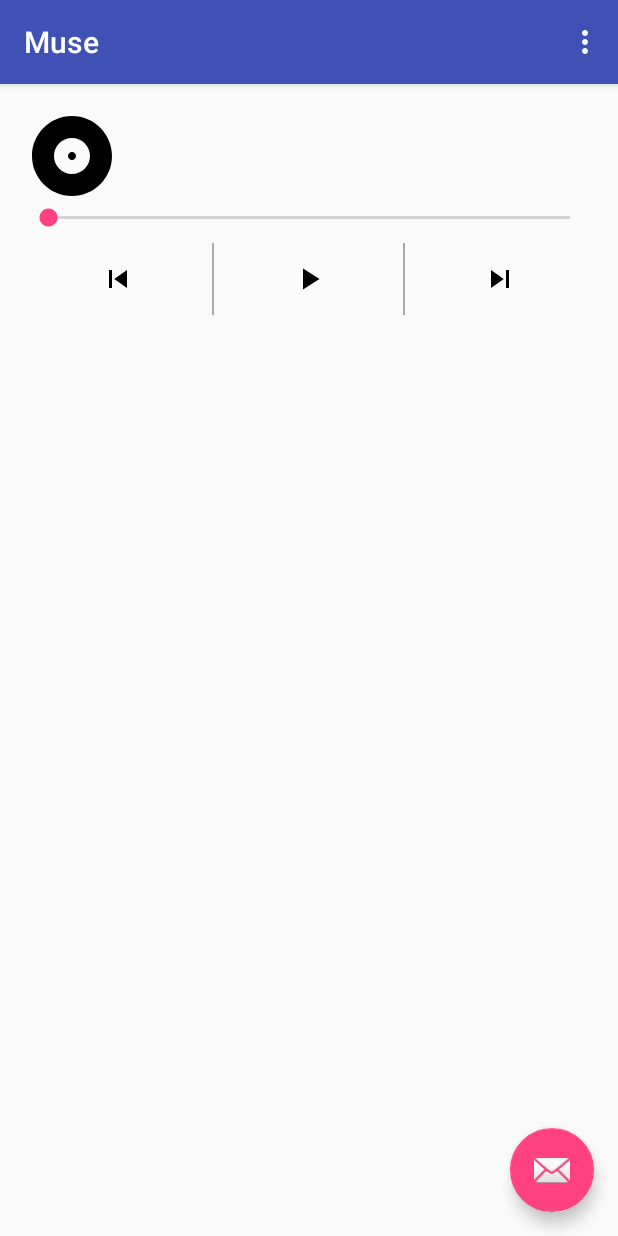
After one commit to allanpichardo/Simplay, an Android app: the fragment MediaControlFragment placed in its activity, on a phone screen of 412 x 824 dp. The commit adds this screen. Run offline under Robolectric (Android 15) with nearby library versions, the phone set to English and light mode, and no system bars; our stand-ins replace Picasso; pictures from the network do not load; 6 statements that could not run were skipped.

Commit message:
started implementation of media control fragment

```diff
--- a/app/src/main/java/com/mylovemhz/muse/MainActivity.java
+++ b/app/src/main/java/com/mylovemhz/muse/MainActivity.java
@@ -9,9 +9,12 @@ import android.graphics.Bitmap;
 import android.graphics.BitmapFactory;
 import android.os.Bundle;
 import android.os.IBinder;
+import android.os.RemoteException;
 import android.support.design.widget.FloatingActionButton;
 import android.support.design.widget.Snackbar;
 import android.support.v4.app.ActivityCompat;
+import android.support.v4.app.FragmentManager;
+import android.support.v4.app.FragmentTransaction;
 import android.support.v7.app.AlertDialog;
 import android.support.v7.app.AppCompatActivity;
 import android.support.v7.widget.Toolbar;
@@ -20,12 +23,14 @@ import android.view.View;
 import android.view.Menu;
 import android.view.MenuItem;
 
+import com.mylovemhz.simplay.MediaControlFragment;
 import com.mylovemhz.simplay.MusicService;
 import com.mylovemhz.simplay.Track;
 
 import java.io.IOException;
 
-public class MainActivity extends AppCompatActivity implements MusicService.PermissionCallbacks{
+public class MainActivity extends AppCompatActivity implements
+        MusicService.PermissionCallbacks, MediaControlFragment.Callbacks{
 
     private MusicService musicService;
     private boolean isBound = false;
@@ -36,6 +41,8 @@ public class MainActivity extends AppCompatActivity implements MusicService.Perm
             musicService = ((MusicService.LocalBinder)service).getService();
             musicService.setPermissonCallback(MainActivity.this);
             musicService.setSmallIconResource(android.R.drawable.ic_media_play);
+
+            initControls();
 
             isBound = true;
         }
@@ -95,6 +102,13 @@ public class MainActivity extends AppCompatActivity implements MusicService.Perm
                 }
             }
         });
+    }
+
+    private void initControls(){
+        FragmentManager fragmentManager = getSupportFragmentManager();
+        FragmentTransaction transaction = fragmentManager.beginTransaction();
+        transaction.replace(R.id.playerLayout,MediaControlFragment.newInstance(musicService.getMediaSessionToken()));
+        transaction.commit();
     }
 
     @Override
--- a/app/src/main/res/layout/content_main.xml
+++ b/app/src/main/res/layout/content_main.xml
@@ -12,8 +12,8 @@
     tools:context="com.mylovemhz.muse.MainActivity"
     tools:showIn="@layout/activity_main">
 
-    <TextView
-        android:layout_width="wrap_content"
-        android:layout_height="wrap_content"
-        android:text="Hello World!" />
+    <FrameLayout
+        android:id="@+id/playerLayout"
+        android:layout_width="match_parent"
+        android:layout_height="match_parent"></FrameLayout>
 </RelativeLayout>
--- a/simplay/build.gradle
+++ b/simplay/build.gradle
@@ -23,4 +23,5 @@ dependencies {
     testCompile 'junit:junit:4.12'
     compile 'com.android.support:support-v4:23.1.1'
     compile 'com.android.support:appcompat-v7:23.1.1'
+    compile 'com.squareup.picasso:picasso:2.5.2'
 }
--- /dev/null
+++ b/simplay/src/main/java/com/mylovemhz/simplay/MediaControlFragment.java
@@ -0,0 +1,216 @@
+package com.mylovemhz.simplay;
+
+import android.content.Context;
+import android.os.Bundle;
+import android.os.RemoteException;
+import android.support.annotation.NonNull;
+import android.support.v4.app.Fragment;
+import android.support.v4.media.MediaMetadataCompat;
+import android.support.v4.media.session.MediaControllerCompat;
+import android.support.v4.media.session.MediaSessionCompat;
+import android.support.v4.media.session.PlaybackStateCompat;
+import android.util.Log;
+import android.view.LayoutInflater;
+import android.view.View;
+import android.view.ViewGroup;
+import android.widget.ImageButton;
+import android.widget.ImageView;
+import android.widget.SeekBar;
+import android.widget.TextView;
+import android.widget.Toast;
+
+import com.squareup.picasso.Picasso;
+
+
+public class MediaControlFragment extends Fragment{
+
+    private static final String TAG = "MediaControlFragment";
+
+    private ImageButton playPauseButton;
+    private ImageButton previousButton;
+    private ImageButton nextButton;
+    private TextView artistText;
+    private TextView titleText;
+    private ImageView albumImage;
+    private SeekBar seekBar;
+    private String artUrl;
+    private Callbacks callbacks;
+    private MediaControllerCompat mediaController;
+    private MediaSessionCompat.Token token;
+
+    private int playDrawableResource;
+    private int pauseDrawableResource;
+    private int nextDrawable;
+    private int previousDrawable;
+
+    // Receive callbacks from the MediaController. Here we update our state such as which queue
+    // is being shown, the current title and description and the PlaybackState.
+    private final MediaControllerCompat.Callback mediaControllerCallback = new MediaControllerCompat.Callback() {
+        @Override
+        public void onPlaybackStateChanged(@NonNull PlaybackStateCompat state) {
+            Log.d(TAG, "Received playback state change to state " + state.getState());
+            MediaControlFragment.this.onPlaybackStateChanged(state);
+        }
+
+        @Override
+        public void onMetadataChanged(MediaMetadataCompat metadata) {
+            if (metadata == null) {
+                return;
+            }
+            Log.d(TAG, "Received metadata state change to mediaId=" +
+                    metadata.getDescription().getMediaId() +
+                    " song=" + metadata.getDescription().getTitle());
+            MediaControlFragment.this.onMetadataChanged(metadata);
+        }
+    };
+
+
+    public MediaControlFragment() {
+        // Required empty public constructor
+    }
+
+    public static MediaControlFragment newInstance(MediaSessionCompat.Token token,
+                                                   int playDrawableResource,
+                                                   int pauseDrawableResource,
+                                                   int nextDrawable,
+                                                   int previousDrawable){
+        MediaControlFragment instance = new MediaControlFragment();
+        instance.playDrawableResource = playDrawableResource;
+        instance.pauseDrawableResource = pauseDrawableResource;
+        instance.nextDrawable = nextDrawable;
+        instance.previousDrawable = previousDrawable;
+        instance.token = token;
+        return instance;
+    }
+
+    public static MediaControlFragment newInstance(MediaSessionCompat.Token token){
+        return MediaControlFragment.newInstance(token, R.drawable.ic_play, R.drawable.ic_pause,
+                R.drawable.ic_next, R.drawable.ic_previous);
+    }
+
+    @Override
+    public View onCreateView(LayoutInflater inflater, ViewGroup container,
+                             Bundle savedInstanceState) {
+        return inflater.inflate(R.layout.fragment_media_control, container, false);
+    }
+
+    @Override
+    public void onViewCreated(View view, Bundle savedInstanceState) {
+        super.onViewCreated(view, savedInstanceState);
+
+        albumImage = (ImageView)view.findViewById(R.id.albumImage);
+        artistText = (TextView)view.findViewById(R.id.artistText);
+        nextButton = (ImageButton)view.findViewById(R.id.nextButton);
+        playPauseButton = (ImageButton)view.findViewById(R.id.playPauseButton);
+        previousButton = (ImageButton)view.findViewById(R.id.previousButton);
+        seekBar = (SeekBar)view.findViewById(R.id.seekBar);
+        titleText = (TextView)view.findViewById(R.id.titleText);
+        try {
+            mediaController = new MediaControllerCompat(getContext(),token);
+            mediaController.registerCallback(mediaControllerCallback);
+        } catch (RemoteException e) {
+            Log.e(TAG,e.getMessage());
+        }
+
+        initViews(savedInstanceState);
+    }
+
+    private void initViews(Bundle savedInstanceState){
+        nextButton.setImageResource(R.drawable.ic_next);
+        playPauseButton.setImageResource(R.drawable.ic_play);
+        previousButton.setImageResource(R.drawable.ic_previous);
+        if(savedInstanceState != null){
+            //TODO restore view states
+        }
+    }
+
+    @Override
+    public void onAttach(Context context) {
+        super.onAttach(context);
+        if (context instanceof Callbacks) {
+            callbacks = (Callbacks) context;
+        } else {
+            throw new RuntimeException(context.toString()
+                    + " must implement Callbacks");
+        }
+    }
+
+    @Override
+    public void onDetach() {
+        super.onDetach();
+        callbacks = null;
+    }
+
+    private void onMetadataChanged(MediaMetadataCompat metadata) {
+        Log.d(TAG, "onMetadataChanged ");
+        if (getActivity() == null) {
+            Log.w(TAG, "onMetadataChanged called when getActivity null," +
+                    "this should not happen if the callback was properly unregistered. Ignoring.");
+            return;
+        }
+        if (metadata == null) {
+            return;
+        }
+
+        artistText.setText(metadata.getDescription().getTitle());
+        titleText.setText(metadata.getDescription().getSubtitle());
+        String artUrl = "";
+        if (metadata.getDescription().getIconUri() != null) {
+            artUrl = metadata.getDescription().getIconUri().toString();
+        }
+        if (!artUrl.equals(this.artUrl)) {
+            this.artUrl = artUrl;
+            try {
+                Picasso.with(getContext().getApplicationContext())
+                        .load(this.artUrl)
+                        .into(albumImage);
+            }catch(IllegalArgumentException e){
+                //no artwork
+                albumImage.setImageResource(R.drawable.ic_album);
+            }
+        }
+    }
+
+    private void onPlaybackStateChanged(PlaybackStateCompat state) {
+        Log.d(TAG, "onPlaybackStateChanged ");
+        if (getActivity() == null) {
+            Log.w(TAG, "onPlaybackStateChanged called when getActivity null," +
+                    "this should not happen if the callback was properly unregistered. Ignoring.");
+            return;
+        }
+        if (state == null) {
+            return;
+        }
+        boolean enablePlay = false;
+        switch (state.getState()) {
+            case PlaybackStateCompat.STATE_PAUSED:
+            case PlaybackStateCompat.STATE_STOPPED:
+                enablePlay = true;
+                break;
+            case PlaybackStateCompat.STATE_ERROR:
+                Log.e(TAG, "error playbackstate: " + state.getErrorMessage());
+                Toast.makeText(getActivity(), state.getErrorMessage(), Toast.LENGTH_LONG).show();
+                break;
+        }
+
+        if (enablePlay) {
+            playPauseButton.setImageResource(playDrawableResource);
+        } else {
+            playPauseButton.setImageResource(pauseDrawableResource);
+        }
+
+        MediaControllerCompat controller = getActivity().getSupportMediaController();
+//        String extraInfo = null;
+//        if (controller != null && controller.getExtras() != null) {
+//            String castName = controller.getExtras().getString(MusicService.EXTRA_CONNECTED_CAST);
+//            if (castName != null) {
+//                extraInfo = getResources().getString(R.string.casting_to_device, castName);
+//            }
+//        }
+//        setExtraInfo(extraInfo);
+    }
+
+    public interface Callbacks {
+
+    }
+}
--- /dev/null
+++ b/simplay/src/main/res/drawable/ic_album.xml
@@ -0,0 +1,9 @@
+<vector xmlns:android="http://schemas.android.com/apk/res/android"
+        android:width="24dp"
+        android:height="24dp"
+        android:viewportWidth="24.0"
+        android:viewportHeight="24.0">
+    <path
+        android:fillColor="#FF000000"
+        android:pathData="M12,2C6.48,2 2,6.48 2,12s4.48,10 10,10 10,-4.48 10,-10S17.52,2 12,2zm0,14.5c-2.49,0 -4.5,-2.01 -4.5,-4.5S9.51,7.5 12,7.5s4.5,2.01 4.5,4.5 -2.01,4.5 -4.5,4.5zm0,-5.5c-0.55,0 -1,0.45 -1,1s0.45,1 1,1 1,-0.45 1,-1 -0.45,-1 -1,-1z"/>
+</vector>
--- /dev/null
+++ b/simplay/src/main/res/drawable/ic_next.xml
@@ -0,0 +1,9 @@
+<vector xmlns:android="http://schemas.android.com/apk/res/android"
+        android:width="24dp"
+        android:height="24dp"
+        android:viewportWidth="24.0"
+        android:viewportHeight="24.0">
+    <path
+        android:fillColor="#FF000000"
+        android:pathData="M6,18l8.5,-6L6,6v12zM16,6v12h2V6h-2z"/>
+</vector>
--- /dev/null
+++ b/simplay/src/main/res/drawable/ic_pause.xml
@@ -0,0 +1,9 @@
+<vector xmlns:android="http://schemas.android.com/apk/res/android"
+        android:width="24dp"
+        android:height="24dp"
+        android:viewportWidth="24.0"
+        android:viewportHeight="24.0">
+    <path
+        android:fillColor="#FF000000"
+        android:pathData="M6,19h4V5H6v14zm8,-14v14h4V5h-4z"/>
+</vector>
--- /dev/null
+++ b/simplay/src/main/res/drawable/ic_play.xml
@@ -0,0 +1,9 @@
+<vector xmlns:android="http://schemas.android.com/apk/res/android"
+        android:width="24dp"
+        android:height="24dp"
+        android:viewportWidth="24.0"
+        android:viewportHeight="24.0">
+    <path
+        android:fillColor="#FF000000"
+        android:pathData="M8,5v14l11,-7z"/>
+</vector>
--- /dev/null
+++ b/simplay/src/main/res/drawable/ic_previous.xml
@@ -0,0 +1,9 @@
+<vector xmlns:android="http://schemas.android.com/apk/res/android"
+        android:width="24dp"
+        android:height="24dp"
+        android:viewportWidth="24.0"
+        android:viewportHeight="24.0">
+    <path
+        android:fillColor="#FF000000"
+        android:pathData="M6,6h2v12H6zm3.5,6l8.5,6V6z"/>
+</vector>
--- /dev/null
+++ b/simplay/src/main/res/layout/fragment_media_control.xml
@@ -0,0 +1,96 @@
+<RelativeLayout xmlns:android="http://schemas.android.com/apk/res/android"
+    xmlns:tools="http://schemas.android.com/tools"
+    android:layout_width="match_parent"
+    android:layout_height="wrap_content"
+    tools:context="com.mylovemhz.simplay.MediaControlFragment">
+
+    <!-- TODO: Update blank fragment layout -->
+    <ImageView
+        android:id="@+id/albumImage"
+        android:layout_alignParentTop="true"
+        android:layout_alignParentStart="true"
+        android:layout_alignParentLeft="true"
+        android:layout_width="@dimen/media_control_image"
+        android:layout_height="@dimen/media_control_image"
+        android:contentDescription="@string/album_art"
+        android:src="@drawable/ic_album" />
+    <LinearLayout
+        android:orientation="vertical"
+        android:layout_toRightOf="@+id/albumImage"
+        android:layout_alignParentEnd="true"
+        android:layout_alignParentRight="true"
+        android:layout_alignBottom="@+id/albumImage"
+        android:layout_alignTop="@+id/albumImage"
+        android:layout_width="wrap_content"
+        android:layout_height="wrap_content"
+        android:gravity="center"
+        >
+        <TextView
+            android:id="@+id/titleText"
+            style="?android:attr/textAppearanceMedium"
+            android:textStyle="bold"
+            android:ellipsize="marquee"
+            android:singleLine="true"
+            tools:text="The Smashing Pumpkins"
+            android:layout_width="match_parent"
+            android:layout_height="wrap_content"
+            android:gravity="center_horizontal" />
+        <TextView
+            android:id="@+id/artistText"
+            style="?android:attr/textAppearanceMedium"
+            android:textStyle="normal"
+            android:ellipsize="marquee"
+            android:singleLine="true"
+            tools:text="The End is the Beginning is the End (Soundtrack Version)"
+            android:layout_width="match_parent"
+            android:layout_height="wrap_content"
+            android:gravity="center_horizontal" />
+    </LinearLayout>
+    <SeekBar
+        android:id="@+id/seekBar"
+        android:layout_marginBottom="@dimen/margin_small"
+        android:layout_below="@+id/albumImage"
+        android:layout_width="match_parent"
+        android:layout_height="wrap_content" />
+    <LinearLayout
+        android:orientation="horizontal"
+        android:layout_below="@+id/seekBar"
+        android:layout_width="match_parent"
+        android:layout_height="wrap_content"
+        android:weightSum="3">
+
+        <ImageButton
+            android:layout_width="wrap_content"
+            android:layout_height="wrap_content"
+            android:id="@+id/previousButton"
+            style="?android:attr/borderlessButtonStyle"
+            android:src="@drawable/ic_previous"
+            android:layout_weight="1" />
+        <View
+            android:layout_width="1dp"
+            android:layout_height="match_parent"
+            android:background="@android:color/darker_gray"/>
+
+        <ImageButton
+            android:layout_width="wrap_content"
+            android:layout_height="wrap_content"
+            style="?android:attr/borderlessButtonStyle"
+            android:id="@+id/playPauseButton"
+            android:src="@drawable/ic_play"
+            android:layout_weight="1" />
+
+        <View
+            android:layout_width="1dp"
+            android:layout_height="match_parent"
+            android:background="@android:color/darker_gray"/>
+
+        <ImageButton
+            android:layout_width="wrap_content"
+            android:layout_height="wrap_content"
+            style="?android:attr/borderlessButtonStyle"
+            android:id="@+id/nextButton"
+            android:src="@drawable/ic_next"
+            android:layout_weight="1" />
+    </LinearLayout>
+
+</RelativeLayout>
--- /dev/null
+++ b/simplay/src/main/res/values/dimens.xml
@@ -0,0 +1,5 @@
+<?xml version="1.0" encoding="utf-8"?>
+<resources>
+    <dimen name="media_control_image">64dp</dimen>
+    <dimen name="margin_small">8dp</dimen>
+</resources>
--- a/simplay/src/main/res/values/strings.xml
+++ b/simplay/src/main/res/values/strings.xml
@@ -1,3 +1,7 @@
 <resources>
     <string name="app_name">Simplay</string>
+
+    <!-- TODO: Remove or change this placeholder text -->
+    <string name="hello_blank_fragment">Hello blank fragment</string>
+    <string name="album_art">Album artwork</string>
 </resources>
```
Also changed, not shown: 1 other file.
